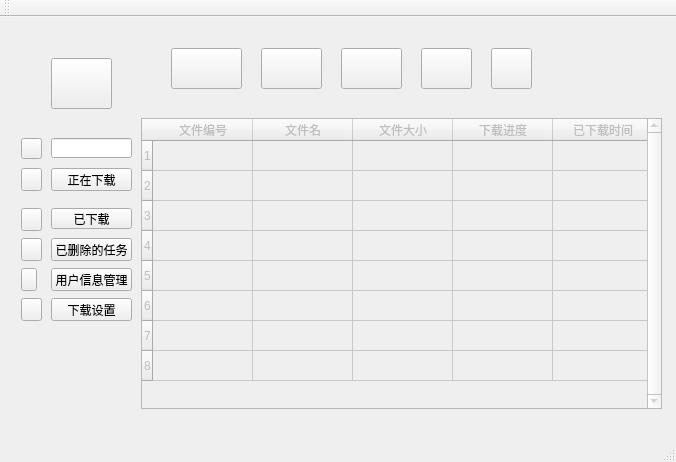
Above: mainwindow.ui from LJC13579/fare-sharing before the change. Below: the same form after it.
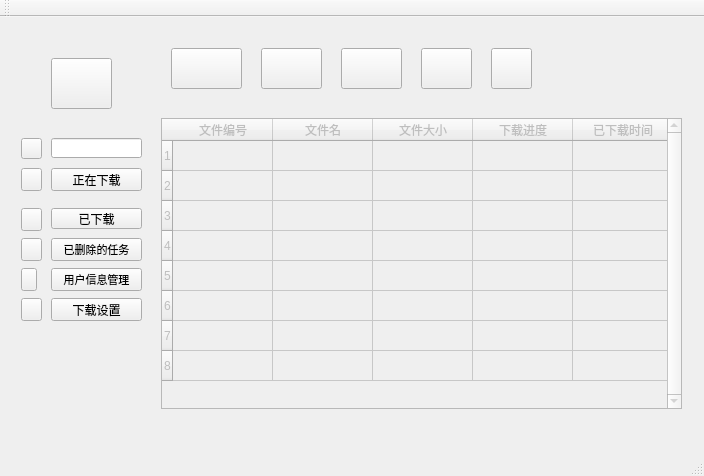
That is the form after the change. Icons and pictures are not drawn.

Patch:
```diff
--- a/mainwindow.ui
+++ b/mainwindow.ui
@@ -6,8 +6,8 @@
    <rect>
     <x>0</x>
     <y>0</y>
-    <width>676</width>
-    <height>462</height>
+    <width>704</width>
+    <height>476</height>
    </rect>
   </property>
   <property name="windowTitle">
@@ -29,7 +29,7 @@
        </property>
        <property name="geometry">
         <rect>
-         <x>130</x>
+         <x>150</x>
          <y>90</y>
          <width>521</width>
          <height>291</height>
@@ -425,7 +425,7 @@
          <rect>
           <x>40</x>
           <y>110</y>
-          <width>81</width>
+          <width>91</width>
           <height>20</height>
          </rect>
         </property>
@@ -461,7 +461,7 @@
          <rect>
           <x>40</x>
           <y>180</y>
-          <width>81</width>
+          <width>91</width>
           <height>21</height>
          </rect>
         </property>
@@ -490,10 +490,15 @@
          <rect>
           <x>40</x>
           <y>210</y>
-          <width>81</width>
+          <width>91</width>
           <height>23</height>
          </rect>
         </property>
+        <property name="font">
+         <font>
+          <pointsize>8</pointsize>
+         </font>
+        </property>
         <property name="text">
          <string>已删除的任务</string>
         </property>
@@ -509,7 +514,7 @@
          <rect>
           <x>40</x>
           <y>140</y>
-          <width>81</width>
+          <width>91</width>
           <height>23</height>
          </rect>
         </property>
@@ -739,10 +744,15 @@
          <rect>
           <x>40</x>
           <y>240</y>
-          <width>81</width>
+          <width>91</width>
           <height>23</height>
          </rect>
         </property>
+        <property name="font">
+         <font>
+          <pointsize>8</pointsize>
+         </font>
+        </property>
         <property name="text">
          <string>用户信息管理</string>
         </property>
@@ -775,7 +785,7 @@
          <rect>
           <x>40</x>
           <y>270</y>
-          <width>81</width>
+          <width>91</width>
           <height>23</height>
          </rect>
         </property>
```
Left out of the diff: 26 changed lines with no effect on the pictures.
